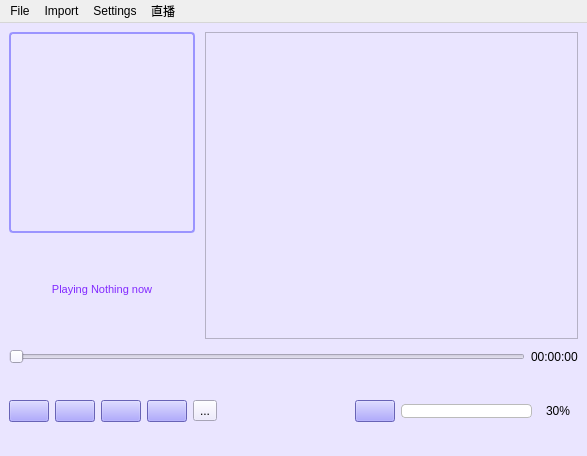
Before: the Qt Designer form mainwindow.ui in yzzyzz/ssrplayer, drawn with Qt 5.
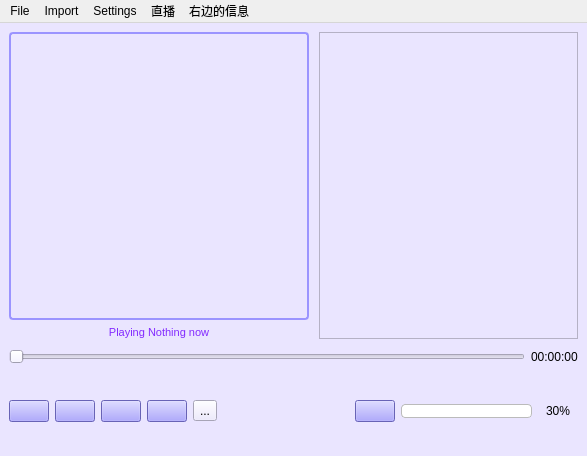
After: the same form once the commit is applied. Icons and pictures are not drawn.

What changed in the file:
```diff
--- a/mainwindow.ui
+++ b/mainwindow.ui
@@ -25,10 +25,83 @@
    </property>
    <layout class="QVBoxLayout" name="verticalLayout_2" stretch="3,1">
     <item>
-     <layout class="QGridLayout" name="gridLayout" rowstretch="2,1" columnstretch="1,2">
+     <layout class="QGridLayout" name="gridLayout" rowstretch="2,0" columnstretch="1,0">
       <property name="horizontalSpacing">
        <number>10</number>
       </property>
+      <item row="1" column="0">
+       <widget class="QLabel" name="musicNameDisplay">
+        <property name="sizePolicy">
+         <sizepolicy hsizetype="Ignored" vsizetype="Preferred">
+          <horstretch>0</horstretch>
+          <verstretch>0</verstretch>
+         </sizepolicy>
+        </property>
+        <property name="font">
+         <font>
+          <pointsize>8</pointsize>
+         </font>
+        </property>
+        <property name="styleSheet">
+         <string notr="true">color: rgb(130, 41, 255);</string>
+        </property>
+        <property name="text">
+         <string>Playing Nothing now</string>
+        </property>
+        <property name="textFormat">
+         <enum>Qt::AutoText</enum>
+        </property>
+        <property name="scaledContents">
+         <bool>true</bool>
+        </property>
+        <property name="alignment">
+         <set>Qt::AlignCenter</set>
+        </property>
+       </widget>
+      </item>
+      <item row="0" column="0">
+       <widget class="QLabel" name="musicGraphics">
+        <property name="sizePolicy">
+         <sizepolicy hsizetype="MinimumExpanding" vsizetype="MinimumExpanding">
+          <horstretch>0</horstretch>
+          <verstretch>0</verstretch>
+         </sizepolicy>
+        </property>
+        <property name="minimumSize">
+         <size>
+          <width>40</width>
+          <height>40</height>
+         </size>
+        </property>
+        <property name="maximumSize">
+         <size>
+          <width>300</width>
+          <height>300</height>
+         </size>
+        </property>
+        <property name="layoutDirection">
+         <enum>Qt::LeftToRight</enum>
+        </property>
+        <property name="styleSheet">
+         <string notr="true">QLabel {
+	border: 2px solid  rgb(155, 148, 255);
+	border-radius: 4px;
+}</string>
+        </property>
+        <property name="text">
+         <string/>
+        </property>
+        <property name="pixmap">
+         <pixmap resource="icons.qrc">:/icons/res/musical_notec.png</pixmap>
+        </property>
+        <property name="scaledContents">
+         <bool>true</bool>
+        </property>
+        <property name="alignment">
+         <set>Qt::AlignCenter</set>
+        </property>
+       </widget>
+      </item>
       <item row="0" column="1" rowspan="2">
        <widget class="QListWidget" name="musicList">
         <property name="palette">
@@ -145,79 +218,6 @@
         </property>
        </widget>
       </item>
-      <item row="0" column="0">
-       <widget class="QLabel" name="musicGraphics">
-        <property name="sizePolicy">
-         <sizepolicy hsizetype="MinimumExpanding" vsizetype="MinimumExpanding">
-          <horstretch>0</horstretch>
-          <verstretch>0</verstretch>
-         </sizepolicy>
-        </property>
-        <property name="minimumSize">
-         <size>
-          <width>40</width>
-          <height>40</height>
-         </size>
-        </property>
-        <property name="maximumSize">
-         <size>
-          <width>300</width>
-          <height>300</height>
-         </size>
-        </property>
-        <property name="layoutDirection">
-         <enum>Qt::LeftToRight</enum>
-        </property>
-        <property name="styleSheet">
-         <string notr="true">QLabel {
-	border: 2px solid  rgb(155, 148, 255);
-	border-radius: 4px;
-}</string>
-        </property>
-        <property name="text">
-         <string/>
-        </property>
-        <property name="pixmap">
-         <pixmap resource="icons.qrc">:/icons/res/musical_notec.png</pixmap>
-        </property>
-        <property name="scaledContents">
-         <bool>true</bool>
-        </property>
-        <property name="alignment">
-         <set>Qt::AlignCenter</set>
-        </property>
-       </widget>
-      </item>
-      <item row="1" column="0">
-       <widget class="QLabel" name="musicNameDisplay">
-        <property name="sizePolicy">
-         <sizepolicy hsizetype="Ignored" vsizetype="Preferred">
-          <horstretch>0</horstretch>
-          <verstretch>0</verstretch>
-         </sizepolicy>
-        </property>
-        <property name="font">
-         <font>
-          <pointsize>8</pointsize>
-         </font>
-        </property>
-        <property name="styleSheet">
-         <string notr="true">color: rgb(130, 41, 255);</string>
-        </property>
-        <property name="text">
-         <string>Playing Nothing now</string>
-        </property>
-        <property name="textFormat">
-         <enum>Qt::AutoText</enum>
-        </property>
-        <property name="scaledContents">
-         <bool>true</bool>
-        </property>
-        <property name="alignment">
-         <set>Qt::AlignCenter</set>
-        </property>
-       </widget>
-      </item>
      </layout>
     </item>
     <item>
@@ -623,10 +623,20 @@
     <addaction name="actionzhibo1"/>
     <addaction name="actiongetlist"/>
    </widget>
+   <widget class="QMenu" name="menuRight">
+    <property name="layoutDirection">
+     <enum>Qt::RightToLeft</enum>
+    </property>
+    <property name="title">
+     <string>右边的信息</string>
+    </property>
+    <addaction name="actionzhiboliebiao"/>
+   </widget>
    <addaction name="menuFile"/>
    <addaction name="menuImport"/>
    <addaction name="menuSettings"/>
    <addaction name="menuLive"/>
+   <addaction name="menuRight"/>
   </widget>
   <action name="actionOpen_File">
    <property name="icon">
```
Left out of the diff: 5 changed lines with no effect on the pictures.
